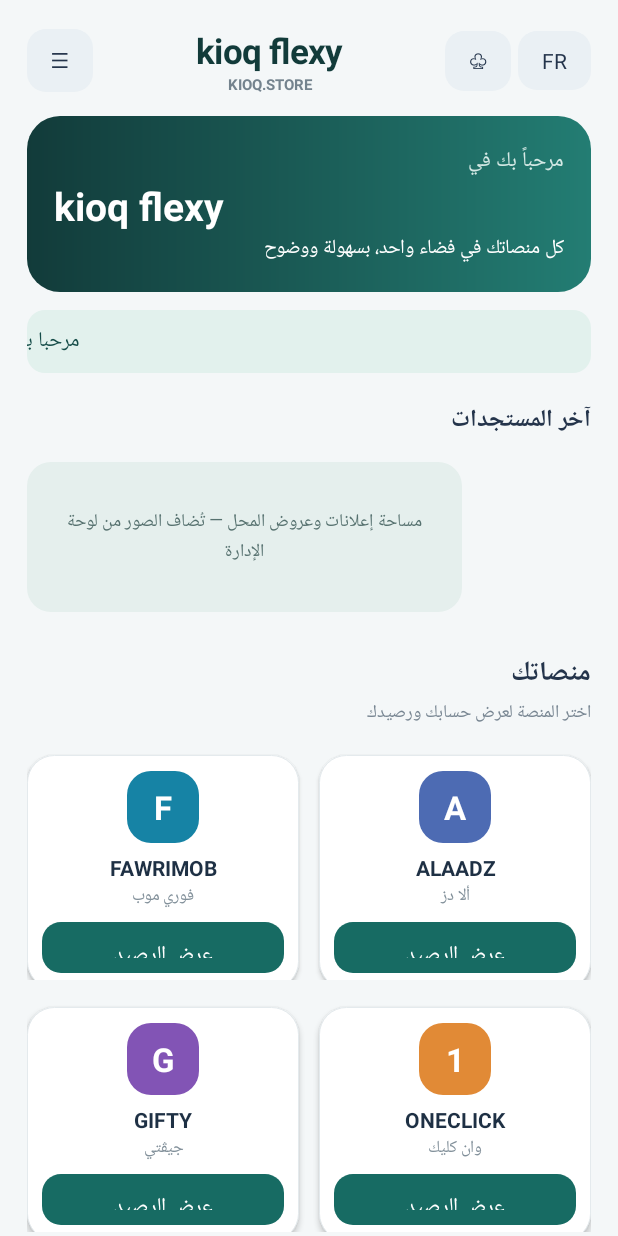
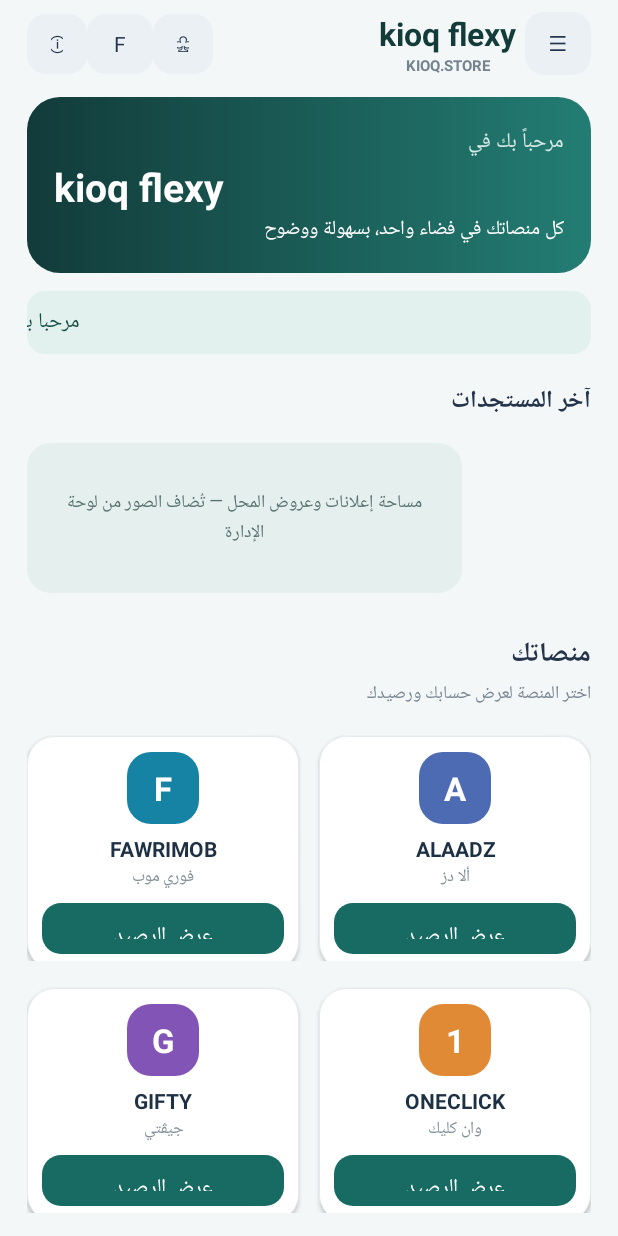
Before and after one commit to kioqprint/KIOQ-FLEXY, an Android app: the screen it shows after launch (MainActivity), on a phone screen of 412 x 824 dp. Run offline under Robolectric (Android 15) with nearby library versions, the phone set to English and light mode, and no system bars; our stand-ins replace Firebase (no records; nobody signed in at launch, a user with empty details on screens opened directly).

Commit message:
Move menu to right and info, language, notifications to left

```diff
--- a/app/src/main/java/com/kioq/flexy/MainActivity.kt
+++ b/app/src/main/java/com/kioq/flexy/MainActivity.kt
@@ -93,21 +93,21 @@ class MainActivity : Activity() {
         webView?.destroy(); webView = null
         autoScroll = false
         val frame = FrameLayout(this).apply { setBackgroundColor(0xFFF4F7F8.toInt()) }
-        val page = column().apply { setPadding(dp(18), dp(18), dp(18), dp(12)) }
+        val page = column().apply { setPadding(dp(18), dp(8), dp(18), dp(12)) }
         val scroll = ScrollView(this)
         scroll.addView(page)
         frame.addView(scroll, FrameLayout.LayoutParams(-1, -1))
 
         val top = row()
-        val menu = button("☰", { openDrawer(frame) })
-        top.addView(menu, params(dp(44), dp(42)))
+        top.addView(button("ⓘ", { showInfo() }), params(dp(40), dp(40)))
+        top.addView(button(if (french) "ع" else "FR", { french = !french; showHome() }), params(dp(44), dp(40)))
+        top.addView(button("♧", { showMessage(if (french) "Aucune nouvelle notification" else "لا توجد تنبيهات جديدة") }), params(dp(40), dp(40)))
+        top.addView(Space(this), LinearLayout.LayoutParams(0, 1, 1f))
         val brand = column().apply { gravity = Gravity.CENTER }
-        brand.addView(label("kioq flexy", 23f, 0xFF123B3A.toInt(), true).apply { gravity = Gravity.CENTER })
+        brand.addView(label("kioq flexy", 21f, 0xFF123B3A.toInt(), true).apply { gravity = Gravity.CENTER })
         brand.addView(label("KIOQ.STORE", 10f, 0xFF74838E.toInt(), true).apply { gravity = Gravity.CENTER })
         top.addView(brand, LinearLayout.LayoutParams(0, -2, 1f))
-        top.addView(button("♧", { showMessage(if (french) "Aucune nouvelle notification" else "لا توجد تنبيهات جديدة") }))
-        top.addView(Space(this), params(dp(5), 1))
-        top.addView(button(if (french) "ع" else "FR", { french = !french; showHome() }))
+        top.addView(button("☰", { openDrawer(frame) }), params(dp(44), dp(42)))
         page.addView(top)
 
         val welcome = column().apply {
```
